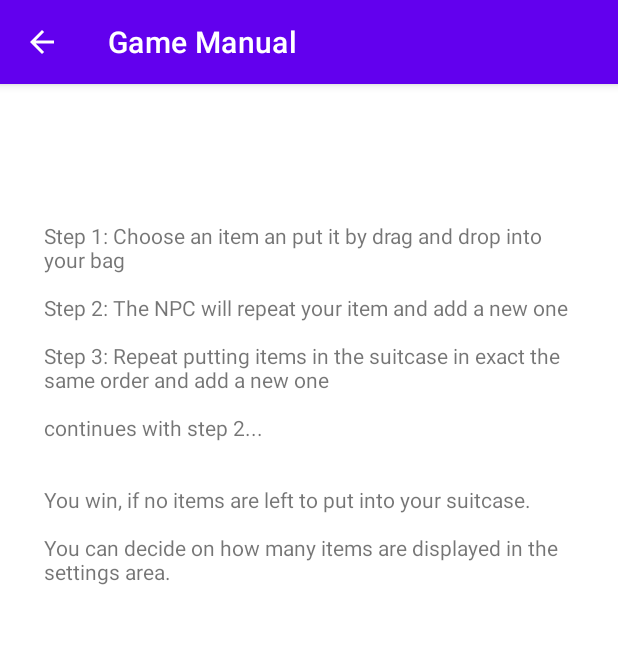
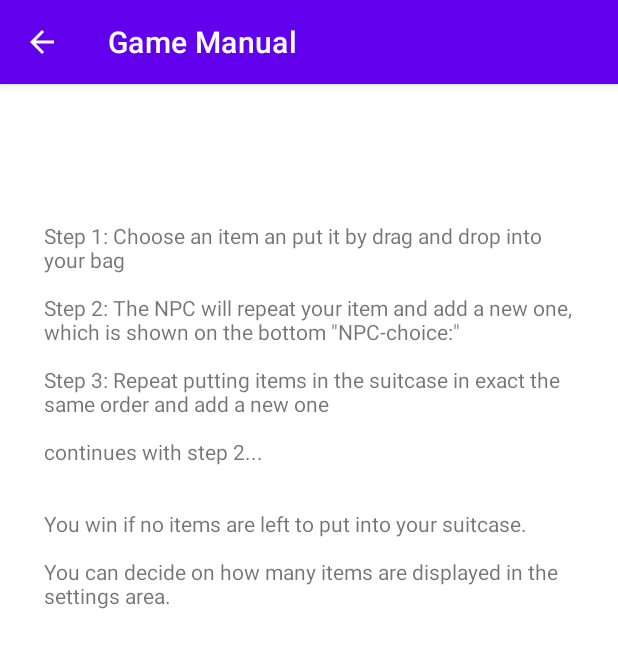
Before and after one commit to EndeavourHolmes/SuitcaseGame, an Android app: the GameManual screen opened directly, with no data from a screen before it, on a phone screen of 412 x 824 dp. Shown: the top 648 px of the screen. Run offline under Robolectric (Android 15) with nearby library versions, the phone set to English and light mode, and no system bars.

Commit message:
Bugfix: Score, Game Manual revised

```diff
--- a/app/src/main/java/com/example/koffer/GameManual.java
+++ b/app/src/main/java/com/example/koffer/GameManual.java
@@ -14,10 +14,10 @@ public class GameManual extends AppCompatActivity {
 
         ((TextView)findViewById(R.id.textViewGameManual)).setText("" +
                 "Step 1: Choose an item an put it by drag and drop into your bag\n\n" +
-                "Step 2: The NPC will repeat your item and add a new one\n\n" +
+                "Step 2: The NPC will repeat your item and add a new one, which is shown on the bottom \"NPC-choice:\" \n\n" +
                 "Step 3: Repeat putting items in the suitcase in exact the same order and add a new one\n\n" +
                 "continues with step 2...\n\n\n" +
-                "You win, if no items are left to put into your suitcase.\n\n" +
+                "You win if no items are left to put into your suitcase.\n\n" +
                 "You can decide on how many items are displayed in the settings area.");
     }
 }
```
Also changed, not shown: app/src/main/java/com/example/koffer/PlayActivity.java (+6 -3 lines).
